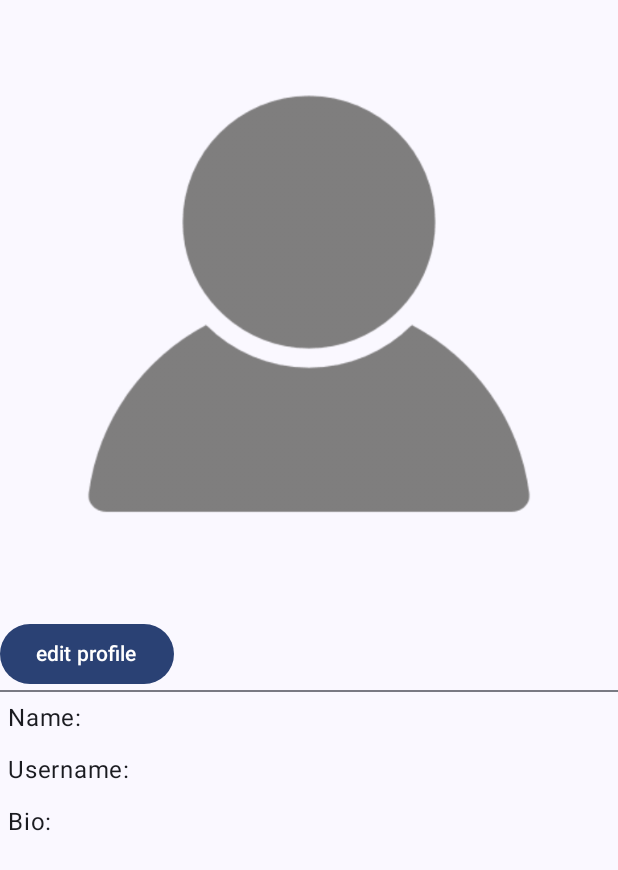
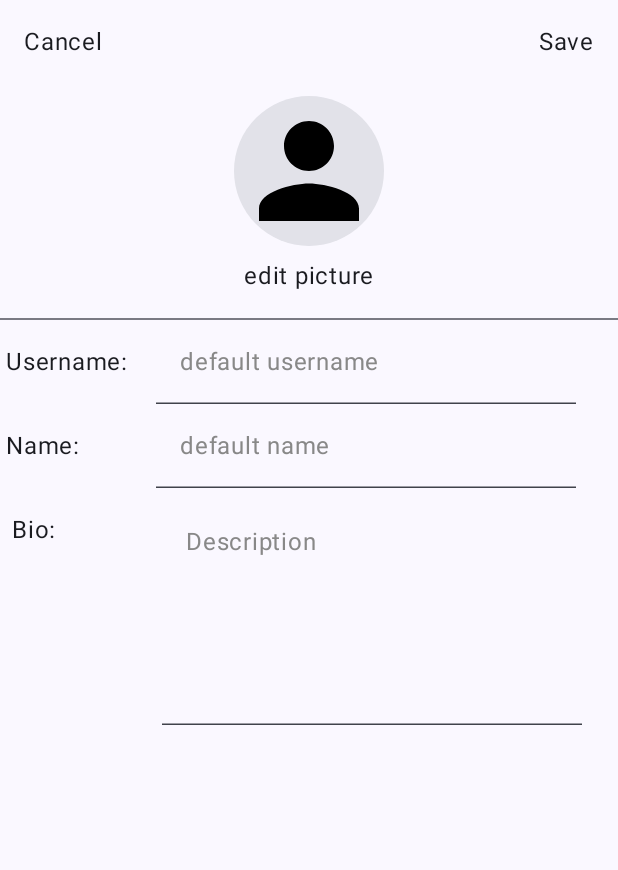
Before and after one commit to OrkestApp/sdp_2023, an Android app built with Jetpack Compose: the @Preview function DefaultPreview, on a phone screen of 412 x 824 dp. Shown: the top 870 px of the screen. Run offline under Robolectric (Android 15) with nearby library versions, the phone set to English and light mode, and no system bars.

Commit message:
offer an initial version of the edit screen. Edit name, username, bio and profile pic

```diff
--- a/app/build.gradle
+++ b/app/build.gradle
@@ -86,6 +86,9 @@ dependencies {
     implementation("androidx.compose.material:material:1.3.1")
     def nav_version = "2.5.3"
     implementation("androidx.navigation:navigation-compose:$nav_version")
+
+    implementation 'io.coil-kt:coil-compose:1.3.2' // TODO: use a more recent version ?
+
     androidTestImplementation "androidx.compose.ui:ui-test-junit4:$compose_version"
     debugImplementation "androidx.compose.ui:ui-tooling:$compose_version"
     debugImplementation "androidx.compose.ui:ui-test-manifest:$compose_version"
--- a/app/src/main/AndroidManifest.xml
+++ b/app/src/main/AndroidManifest.xml
@@ -11,8 +11,11 @@
         android:supportsRtl="true"
         android:theme="@style/Theme.Orkest"
         tools:targetApi="31">
+
+        <!-- "adjustResize": to be able to scroll on the screen -->
         <activity
-            android:name=".EditProfileActivity"
+            android:windowSoftInputMode="adjustResize"
+            android:name=".View.EditProfileActivity"
             android:exported="false"
             android:label="@string/title_activity_edit_profile"
             android:theme="@style/Theme.Orkest" />
--- a/app/src/main/java/com/github/orkest/View/EditProfileActivity.kt
+++ b/app/src/main/java/com/github/orkest/View/EditProfileActivity.kt
@@ -1,29 +1,42 @@
 package com.github.orkest.View
 
+import android.net.Uri
 import android.os.Bundle
 import androidx.activity.ComponentActivity
+import androidx.activity.compose.rememberLauncherForActivityResult
 import androidx.activity.compose.setContent
+import androidx.activity.result.contract.ActivityResultContracts
 import androidx.compose.foundation.Image
 import androidx.compose.foundation.clickable
 import androidx.compose.foundation.layout.*
 import androidx.compose.foundation.rememberScrollState
+import androidx.compose.foundation.shape.CircleShape
 import androidx.compose.foundation.verticalScroll
 import androidx.compose.material3.*
 import androidx.compose.runtime.Composable
+import androidx.compose.runtime.getValue
+import androidx.compose.runtime.mutableStateOf
+import androidx.compose.runtime.saveable.rememberSaveable
+import androidx.compose.ui.Alignment
 import androidx.compose.ui.Modifier
+import androidx.compose.ui.layout.ContentScale
 import androidx.compose.ui.res.painterResource
 import androidx.compose.ui.res.stringResource
 import androidx.compose.ui.tooling.preview.Preview
 import androidx.compose.ui.unit.dp
+import coil.compose.rememberImagePainter
 import com.github.orkest.View.ui.theme.OrkestTheme
 import com.github.orkest.R
+import androidx.compose.runtime.getValue
+import androidx.compose.runtime.setValue
+import androidx.compose.ui.graphics.Color
 
 class EditProfileActivity : ComponentActivity() {
     override fun onCreate(savedInstanceState: Bundle?) {
         super.onCreate(savedInstanceState)
         setContent {
             editProfileSetting {
-                EditProfileScreen(listOf("Name", "Username", "Bio"))
+                EditProfileScreen()
             }
         }
     }
@@ -43,13 +56,11 @@ fun editProfileSetting(content: @Composable () -> Unit) {
 }
 
 @Composable
-fun EditProfileScreen(listSections: List<String>) {
+fun EditProfileScreen() {
     Column(modifier = Modifier.fillMaxHeight()){
-        editProfilePic()
+        topBar()
         Divider()
-        for(section in listSections) {
-            Section(name = section)
-        }
+        mainBody()
     }
 }
 
@@ -78,36 +89,112 @@ fun topBar() {
                 modifier = Modifier.clickable { /* TODO */ }
             )
         }
+        EditProfileImage()
     }
 }
 
 @Composable
-fun editProfilePic() {
-    Column(modifier = Modifier,
-        verticalArrangement = Arrangement.Center) {
-        Image(
-            painter = painterResource(id = R.drawable.blank_profile_pic),
-            contentDescription = stringResource(id = R.string.HomePage)
-        )
-        Button(onClick = { }) {
-            /*TODO*/
-            Text(text = "edit profile")
+fun mainBody() {
+
+    val nameAndDefault: HashMap<String, String> =
+        hashMapOf("Name" to "default name", "Username" to "default username")
+    for((n, def) in nameAndDefault) {
+        NameSection(name = n, default = def)
+    }
+    Bio()
+}
+
+/**
+ * Display current profile picture and an "edit picture" button that is used to choose a new one
+ */
+@Composable
+fun EditProfileImage() {
+    val imageUri = rememberSaveable { mutableStateOf("") }
+    val painter = rememberImagePainter(
+        imageUri.value.ifEmpty { R.drawable.blank_profile_pic }
+    )
+
+    // will be used to access the images library on your phone and set a new picture
+    val launcher = rememberLauncherForActivityResult(
+        contract = ActivityResultContracts.GetContent())
+    {
+        uri: Uri? -> uri?.let { imageUri.value = it.toString() }
+    }
+
+    Column(
+        modifier = Modifier
+            .padding(8.dp)
+            .fillMaxWidth(),
+        horizontalAlignment = Alignment.CenterHorizontally
+    ) {
+        // displays your profile picture in a circle
+        Card(
+            shape = CircleShape,
+            modifier = Modifier
+                .padding(8.dp)
+                .size(100.dp))
+        {
+            Image(
+                painter = painter,
+                contentDescription = null,
+                modifier = Modifier.wrapContentSize(),
+                contentScale = ContentScale.Crop)
         }
+        Text(
+            text = "edit picture",
+            modifier = Modifier.clickable { launcher.launch("image/*") })
     }
 }
 
+@OptIn(ExperimentalMaterial3Api::class)
 @Composable
-fun Section(name: String) {
-    Text(
-        text = "$name:",
-        modifier = Modifier.padding(5.dp)
-    )
+fun NameSection(name: String, default: String) {
+    var modifyName by rememberSaveable { mutableStateOf(default) }
+    Row(
+        modifier = Modifier
+            .fillMaxWidth()
+            .padding(start = 4.dp, end = 4.dp),
+        verticalAlignment = Alignment.CenterVertically
+    ) {
+        Text(text = "$name:", modifier = Modifier.width(100.dp))
+        TextField(
+            value = modifyName,
+            onValueChange = { modifyName = it },
+            colors = TextFieldDefaults.textFieldColors(
+                containerColor = Color.Transparent,
+                textColor = Color.Gray
+            )
+        )
+    }
+}
+
+@OptIn(ExperimentalMaterial3Api::class)
+@Composable
+fun Bio() {
+    var bio by rememberSaveable { mutableStateOf("Description") }
+    Row(
+        modifier = Modifier
+            .padding(8.dp),
+        verticalAlignment = Alignment.Top
+    ) {
+        Text(text = "Bio:", modifier = Modifier.width(100.dp).padding(top = 8.dp))
+        TextField(
+            value = bio,
+            onValueChange = { bio = it },
+            colors = TextFieldDefaults.textFieldColors(
+                containerColor = Color.Transparent,
+                textColor = Color.Gray
+            ),
+            singleLine = false,
+            modifier = Modifier.height(150.dp)
+        )
+    }
 }
 
 @Preview(showBackground = true)
 @Composable
 fun DefaultPreview() {
     editProfileSetting {
-        EditProfileScreen(listOf("Name", "Username", "Bio"))
+        EditProfileScreen()
     }
 }
--- /dev/null
+++ b/app/src/main/res/drawable/blank_profile_pic.xml
@@ -0,0 +1,5 @@
+<vector android:autoMirrored="true" android:height="24dp"
+    android:tint="#000000" android:viewportHeight="24"
+    android:viewportWidth="24" android:width="24dp" xmlns:android="http://schemas.android.com/apk/res/android">
+    <path android:fillColor="@android:color/white" android:pathData="M12,12c2.21,0 4,-1.79 4,-4s-1.79,-4 -4,-4 -4,1.79 -4,4 1.79,4 4,4zM12,14c-2.67,0 -8,1.34 -8,4v2h16v-2c0,-2.66 -5.33,-4 -8,-4z"/>
+</vector>
```
Also changed, not shown: app/src/main/res/drawable/blank_profile_pic.png (deleted).
